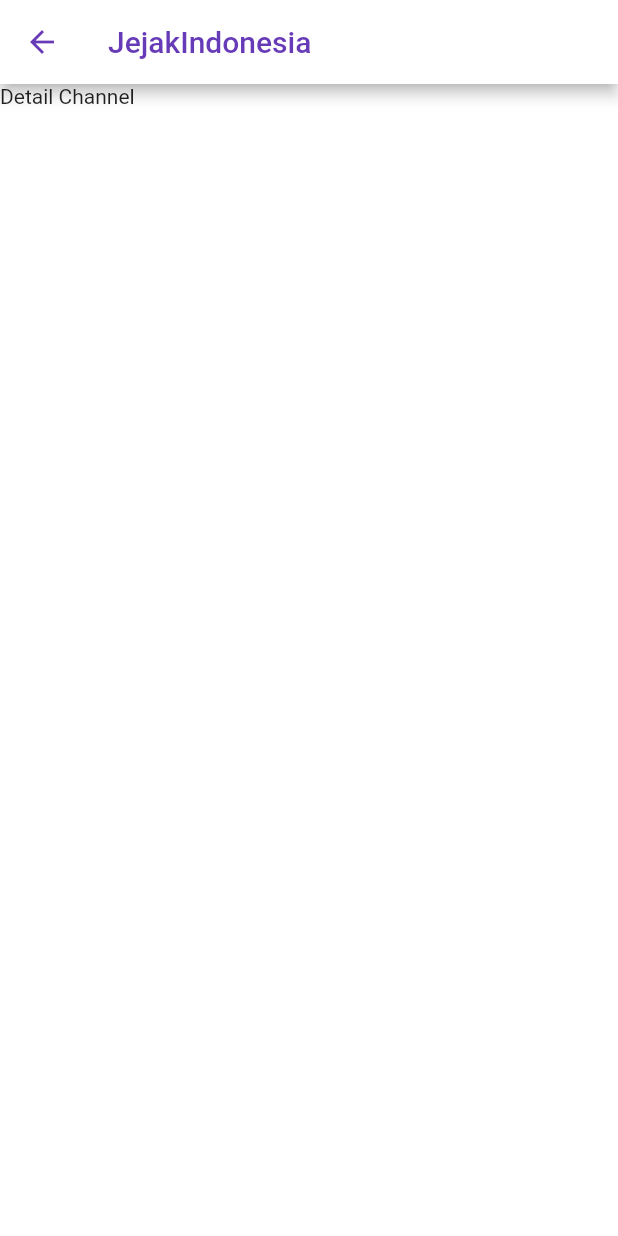
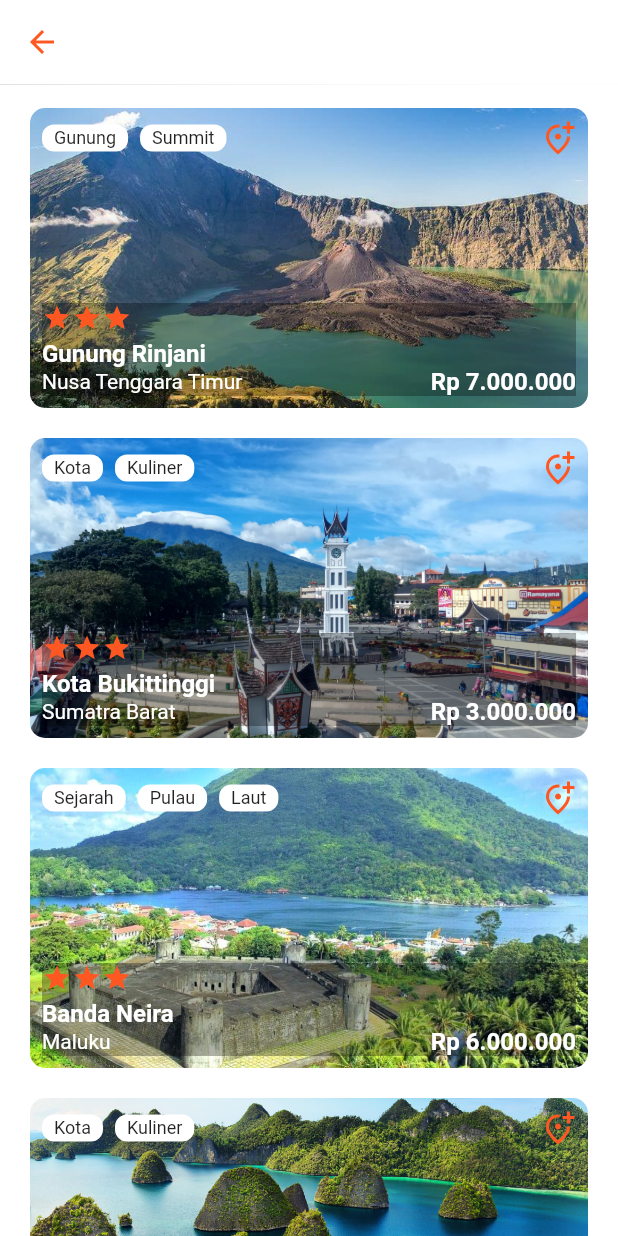
Before and after one commit to nugrahaa878/jejak-indonesia, a Flutter app: the screen it shows after launch, after a tap on "Blog", on a phone screen of 412 x 824 dp. Run offline on Flutter 3.47's test engine with Material 2 defaults, Android fonts, the phone set to English and light mode, and no system bars.

```diff
--- a/lib/src/app.dart
+++ b/lib/src/app.dart
@@ -9,7 +9,7 @@ class MyApp extends StatelessWidget {
     return MaterialApp(
       title: 'Jelajahi',
       theme: ThemeData(
-        primarySwatch: Colors.deepPurple,
+        primarySwatch: Colors.deepOrange,
       ),
       onGenerateRoute: (settings) => Routes.generateRoute(settings),
     );
--- a/lib/src/features/Account/page_scaffold.dart
+++ b/lib/src/features/Account/page_scaffold.dart
@@ -10,7 +10,7 @@ class PageScaffold extends StatelessWidget {
       backgroundColor: Colors.white,
       body: SafeArea(child: body),
       appBar: AppBar(
-        title: const Text('JejakIndonesia'),
+        title: const Text('Adventura'),
       ),
       bottomNavigationBar: BottomNavigationBar(
         items: const [
--- /dev/null
+++ b/lib/src/features/DetailChannel/card_item.dart
@@ -0,0 +1,111 @@
+import 'package:flutter/material.dart';
+import 'package:submission_1/src/features/DetailChannel/chip.dart';
+
+class CardItem extends StatelessWidget {
+  final int rate;
+  final String name;
+  final String location;
+  final String price;
+  final String imgUrl;
+  final List<String> tags;
+
+  const CardItem({
+    super.key,
+    required this.rate,
+    required this.name,
+    required this.location,
+    required this.price,
+    required this.imgUrl,
+    required this.tags,
+  });
+
+  @override
+  Widget build(BuildContext context) {
+    return Container(
+      padding: const EdgeInsets.all(8.0),
+      width: MediaQuery.of(context).size.width,
+      height: 200,
+      decoration: BoxDecoration(
+        borderRadius: BorderRadius.circular(10.0),
+        image: DecorationImage(
+          image: AssetImage(imgUrl),
+          fit: BoxFit.cover,
+        ),
+      ),
+      child: Column(
+        mainAxisAlignment: MainAxisAlignment.spaceBetween,
+        children: [
+          Row(
+            mainAxisAlignment: MainAxisAlignment.spaceBetween,
+            children: [
+              Row(
+                children: tags.map((tag) {
+                  return ChipCard(text: tag);
+                }).toList(),
+              ),
+              const Icon(
+                Icons.add_location_alt_outlined,
+                color: Colors.deepOrange,
+              )
+            ],
+          ),
+          Container(
+            color: Colors.black.withOpacity(0.3),
+            child: Column(
+              crossAxisAlignment: CrossAxisAlignment.start,
+              children: [
+                const Row(
+                  children: [
+                    Icon(
+                      Icons.star,
+                      color: Colors.deepOrange,
+                      size: 20.0,
+                    ),
+                    Icon(
+                      Icons.star,
+                      color: Colors.deepOrange,
+                      size: 20.0,
+                    ),
+                    Icon(
+                      Icons.star,
+                      color: Colors.deepOrange,
+                      size: 20.0,
+                    ),
+                  ],
+                ),
+                const SizedBox(height: 4.0),
+                Text(
+                  name,
+                  style: const TextStyle(
+                    color: Colors.white,
+                    fontWeight: FontWeight.bold,
+                    fontSize: 16.0,
+                  ),
+                ),
+                Row(
+                  mainAxisAlignment: MainAxisAlignment.spaceBetween,
+                  children: [
+                    Text(
+                      location,
+                      style: const TextStyle(
+                        color: Colors.white,
+                      ),
+                    ),
+                    Text(
+                      price,
+                      style: const TextStyle(
+                        color: Colors.white,
+                        fontWeight: FontWeight.bold,
+                        fontSize: 16.0,
+                      ),
+                    ),
+                  ],
+                )
+              ],
+            ),
+          )
+        ],
+      ),
+    );
+  }
+}
--- /dev/null
+++ b/lib/src/features/DetailChannel/chip.dart
@@ -0,0 +1,30 @@
+import 'package:flutter/material.dart';
+
+class ChipCard extends StatelessWidget {
+  final String text;
+  const ChipCard({super.key, required this.text});
+
+  @override
+  Widget build(BuildContext context) {
+    return Container(
+      margin: const EdgeInsets.only(right: 8.0),
+      decoration: BoxDecoration(
+        borderRadius: BorderRadius.circular(8.0),
+        color: Colors.white,
+      ),
+      child: Padding(
+        padding: const EdgeInsets.symmetric(vertical: 2.0, horizontal: 8.0),
+        child: Column(
+          children: [
+            Text(
+              text,
+              style: const TextStyle(
+                fontSize: 12.0,
+              ),
+            ),
+          ],
+        ),
+      ),
+    );
+  }
+}
--- a/lib/src/features/DetailChannel/detail_channel.dart
+++ b/lib/src/features/DetailChannel/detail_channel.dart
@@ -1,4 +1,5 @@
 import 'package:flutter/material.dart';
+import 'package:submission_1/src/features/DetailChannel/card_item.dart';
 import 'package:submission_1/src/features/DetailChannel/page_scaffold.dart';
 
 class DetailChannel extends StatelessWidget {
@@ -7,10 +8,49 @@ class DetailChannel extends StatelessWidget {
   @override
   Widget build(BuildContext context) {
     return const DetailChannelScaffold(
-      body: Column(
-        children: [
-          Text('Detail Channel'),
-        ],
+      body: SingleChildScrollView(
+        child: Padding(
+          padding: EdgeInsets.symmetric(vertical: 16.0, horizontal: 20.0),
+          child: Column(
+            children: [
+              CardItem(
+                imgUrl: 'assets/images/rinjani.jpeg',
+                location: 'Nusa Tenggara Timur',
+                name: 'Gunung Rinjani',
+                price: 'Rp 7.000.000',
+                rate: 3,
+                tags: ['Gunung', 'Summit'],
+              ),
+              SizedBox(height: 20),
+              CardItem(
+                imgUrl: 'assets/images/bukittinggi.jpeg',
+                location: 'Sumatra Barat',
+                name: 'Kota Bukittinggi',
+                price: 'Rp 3.000.000',
+                rate: 4,
+                tags: ['Kota', 'Kuliner'],
+              ),
+              SizedBox(height: 20),
+              CardItem(
+                imgUrl: 'assets/images/banda.jpeg',
+                location: 'Maluku',
+                name: 'Banda Neira',
+                price: 'Rp 6.000.000',
+                rate: 4,
+                tags: ['Sejarah', 'Pulau', 'Laut'],
+              ),
+              SizedBox(height: 20),
+              CardItem(
+                imgUrl: 'assets/images/papua.jpeg',
+                location: 'Papua barat',
+                name: 'Raja Ampat',
+                price: 'Rp 10.000.000',
+                rate: 4,
+                tags: ['Kota', 'Kuliner'],
+              ),
+            ],
+          ),
+        ),
       ),
     );
   }
--- a/lib/src/features/DetailChannel/page_scaffold.dart
+++ b/lib/src/features/DetailChannel/page_scaffold.dart
@@ -10,9 +10,9 @@ class DetailChannelScaffold extends StatelessWidget {
       backgroundColor: Colors.white,
       body: SafeArea(child: body),
       appBar: AppBar(
-        title: const Text('JejakIndonesia'),
         backgroundColor: Colors.white,
-        foregroundColor: Colors.deepPurple,
+        foregroundColor: Colors.deepOrange,
+        elevation: 0.2,
       ),
     );
   }
--- a/lib/src/features/Explore/page_scaffold.dart
+++ b/lib/src/features/Explore/page_scaffold.dart
@@ -10,7 +10,7 @@ class PageScaffold extends StatelessWidget {
       backgroundColor: Colors.white,
       body: SafeArea(child: body),
       appBar: AppBar(
-        title: const Text('JejakIndonesia'),
+        title: const Text('Adventura'),
       ),
     );
   }
--- a/lib/src/features/Home/icon_text.dart
+++ b/lib/src/features/Home/icon_text.dart
@@ -25,7 +25,7 @@ class IconWithText extends StatelessWidget {
         children: [
           Icon(
             icon,
-            color: Colors.deepPurple,
+            color: Colors.deepOrange,
             size: 40.0,
           ),
           const SizedBox(
--- a/lib/src/features/Home/page_scaffold.dart
+++ b/lib/src/features/Home/page_scaffold.dart
@@ -23,9 +23,9 @@ class _PageScaffoldState extends State<PageScaffold> {
       backgroundColor: Colors.white,
       body: SafeArea(child: widget.body),
       appBar: AppBar(
-        title: const Text('JejakiIndonesia'),
+        title: const Text('Adventura'),
         backgroundColor: Colors.white,
-        foregroundColor: Colors.deepPurple,
+        foregroundColor: Colors.deepOrange,
         elevation: 0.1,
       ),
       bottomNavigationBar: BottomNavigationBar(
--- a/lib/src/features/Home/recommendation.dart
+++ b/lib/src/features/Home/recommendation.dart
@@ -51,7 +51,7 @@ class RecommendationSection extends StatelessWidget {
                   'Selengkapnya',
                   textAlign: TextAlign.end,
                   style: TextStyle(
-                    color: Colors.deepPurple,
+                    color: Colors.deepOrange,
                   ),
                 ),
               ),
```
